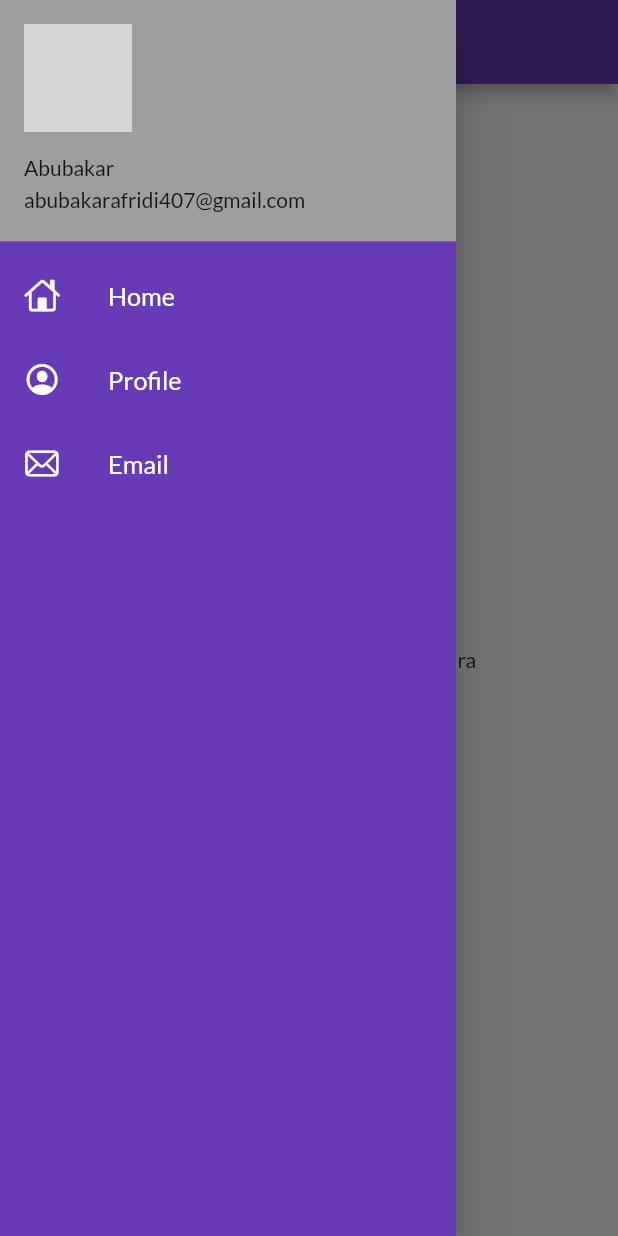
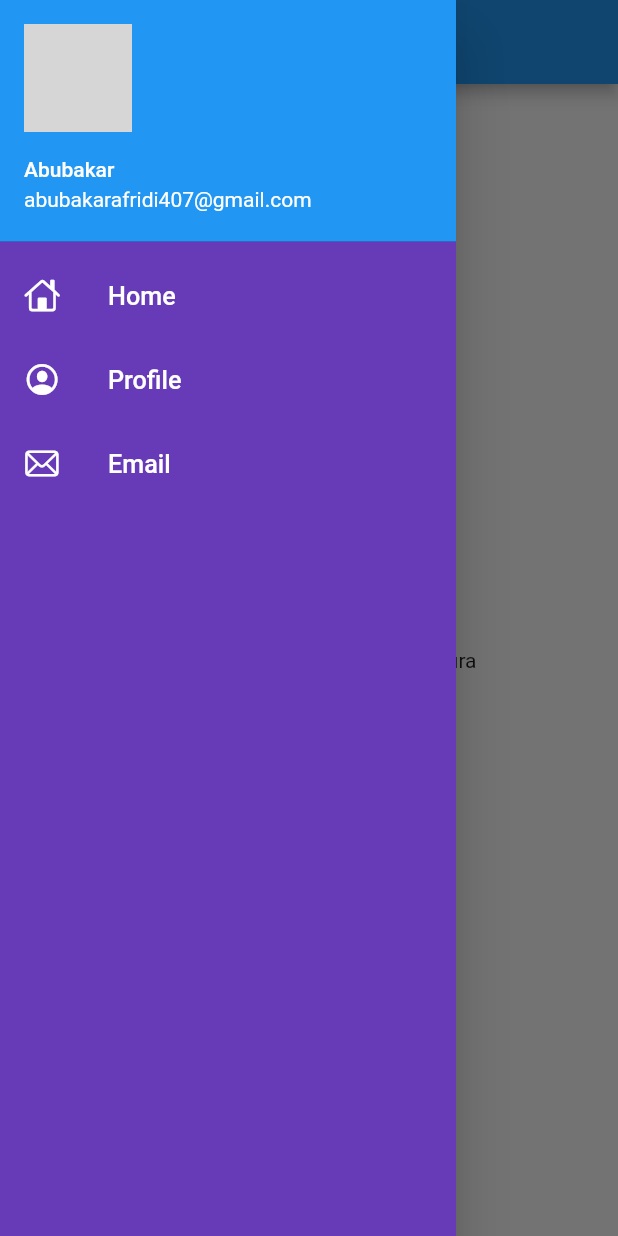
Before and after one commit to abubakarafridi/Flutterin30days, a Flutter app: the screen it shows after launch, with the side drawer open, on a phone screen of 412 x 824 dp. Run offline on Flutter 3.47's test engine with Material 2 defaults, Android fonts, the phone set to English and light mode, and no system bars; our stand-ins replace google_fonts; network calls fail; statements that could not run were skipped; grey boxes are pictures that could not be loaded.

Commit message:
day8 completed

```diff
--- a/sampleproject/lib/main.dart
+++ b/sampleproject/lib/main.dart
@@ -4,6 +4,7 @@ import 'package:sampleproject/pages/Home_page.dart';
 import 'package:sampleproject/pages/login_page.dart';
 import 'package:google_fonts/google_fonts.dart';
 import 'package:sampleproject/utitily/routes.dart';
+import 'package:sampleproject/widget/themes.dart';
 
 void main() {
   runApp(const myapp());
@@ -11,21 +12,21 @@ void main() {
 
 // ignore: camel_case_types
 class myapp extends StatelessWidget {
+
+
   const myapp({Key? key}) : super(key: key);
+
 
   @override
   Widget build(BuildContext context) {
 
     return MaterialApp(
       themeMode: ThemeMode.light,
-      theme: ThemeData(
-        primarySwatch: Colors.grey,
-        fontFamily: GoogleFonts.lato().fontFamily,
-        ),
+      theme: MyTheme.lightTheme(),
+
+
+      darkTheme: MyTheme.darkTheme(context),
         debugShowCheckedModeBanner: false,
-      darkTheme: ThemeData(
-        brightness: Brightness.dark,
-        ),
          initialRoute: MyRoutes.homeRoute,
         routes: {
           MyRoutes.loginRoute :(context) => const LoginPage(),
--- a/sampleproject/lib/pages/Home_page.dart
+++ b/sampleproject/lib/pages/Home_page.dart
@@ -14,7 +14,6 @@ class homePage extends StatelessWidget {
   Widget build(BuildContext context) {
     return Scaffold(
       appBar: AppBar(
-        backgroundColor: Colors.deepPurple,
         title: const Text("Catalog App"),
       ),
       body: Center(
--- a/sampleproject/lib/widget/drawer.dart
+++ b/sampleproject/lib/widget/drawer.dart
@@ -7,15 +7,16 @@ class mydrawer extends StatelessWidget {
 
   @override
   Widget build(BuildContext context) {
-    final imageUrl =
+    const imageUrl =
         "https://upload.wikimedia.org/wikipedia/commons/e/e4/Linus_Sebastian_Screenshot_From_Youtube_August_5_2013.png";
     return Drawer(
       child: Container(
         color: Colors.deepPurple,
         child: ListView(
           padding: EdgeInsets.zero,
+          // ignore: prefer_const_literals_to_create_immutables
           children: [
-            DrawerHeader(
+            const DrawerHeader(
               padding: EdgeInsets.zero,
               child: UserAccountsDrawerHeader(
                 margin: EdgeInsets.zero,
@@ -26,21 +27,21 @@ class mydrawer extends StatelessWidget {
                 ),
               ),
             ),
-            ListTile(
+            const ListTile(
              leading: Icon(CupertinoIcons.home,color: Colors.white,),
 
              title: Text("Home",textScaleFactor: 1.2,
             style: TextStyle(color: Colors.white ),
              ),
             ),
-          ListTile(
+          const ListTile(
              leading: Icon(CupertinoIcons.profile_circled,color: Colors.white,),
 
              title: Text("Profile",textScaleFactor: 1.2,
             style: TextStyle(color: Colors.white ),
              ),
             ),
-            ListTile(
+            const ListTile(
              leading: Icon(CupertinoIcons.mail,color: Colors.white,),
 
              title: Text("Email",textScaleFactor: 1.2,
--- /dev/null
+++ b/sampleproject/lib/widget/themes.dart
@@ -0,0 +1,19 @@
+import 'package:flutter/material.dart';
+import 'package:google_fonts/google_fonts.dart';
+
+class MyTheme {
+  static ThemeData lightTheme(BuildContext context) => ThemeData(
+        primarySwatch: Colors.grey,
+        fontFamily: GoogleFonts.lato().fontFamily,
+        appBarTheme: AppBarTheme(
+          color: Colors.white,
+          elevation: 0.0,
+          iconTheme: IconThemeData(color: Colors.black),
+          // ignore: deprecated_member_use
+          textTheme: Theme.of(context).textTheme,
+        ),
+      );
+      static ThemeData darkTheme(BuildContext context) => ThemeData(
+        brightness: Brightness.dark,
+      );
+}
```
Also changed, not shown: sampleproject/lib/models/catalogapp.dart (added, +21 -0 lines).
